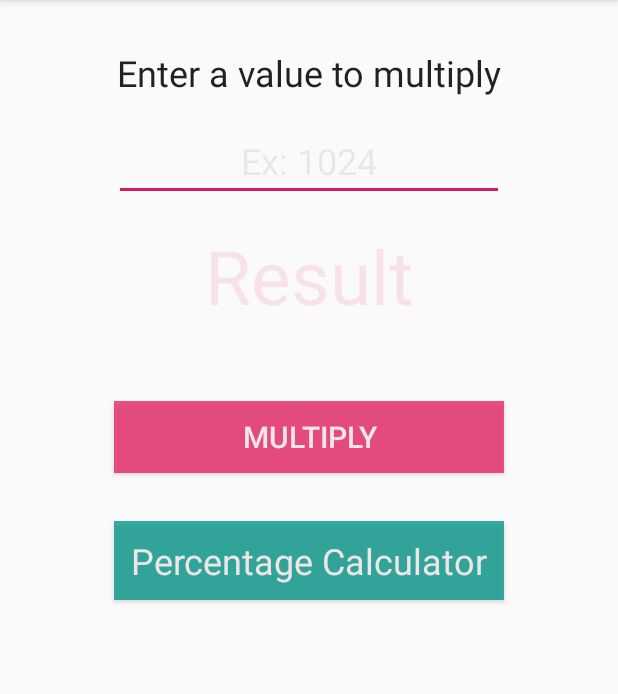
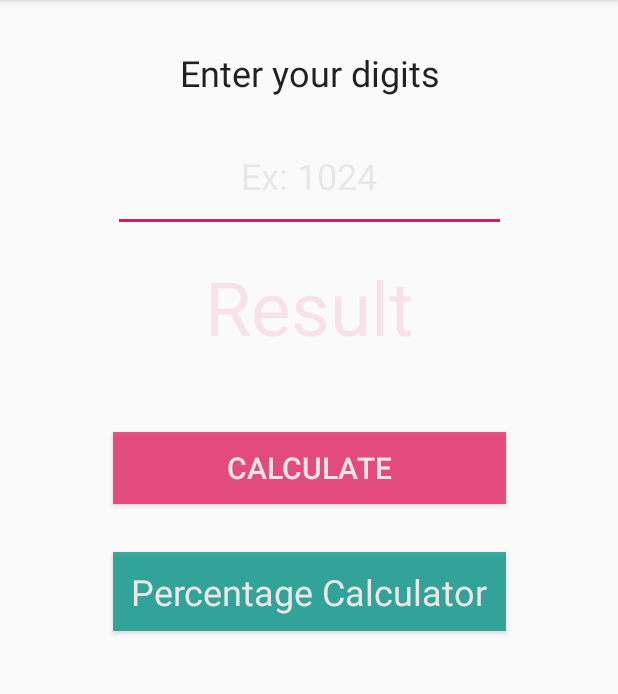
Before and after one commit to EricMbouwe/Basics, an Android app: the screen it shows after launch (MainActivity), on a phone screen of 412 x 824 dp, the part 84-778 px from its top. Run offline under Robolectric (Android 15) with nearby library versions, the phone set to English and light mode, and no system bars.

```diff
--- a/app/src/main/java/com/lecslt/basics/SplashScreeenActivity.java
+++ b/app/src/main/java/com/lecslt/basics/SplashScreeenActivity.java
@@ -7,7 +7,7 @@ import android.os.Bundle;
 
 public class SplashScreeenActivity extends AppCompatActivity {
 
-    private final  int SPLASH_SCREEN_TIMEOUT = 2000;
+    private final  int SPLASH_SCREEN_TIMEOUT = 500;
 
     @Override
     protected void onCreate(Bundle savedInstanceState) {
--- a/app/src/main/res/layout/activity_percentage.xml
+++ b/app/src/main/res/layout/activity_percentage.xml
@@ -107,7 +107,7 @@
         android:layout_marginTop="40dp"
         android:background="#FC009688"
         android:padding="10dp"
-        android:text="@string/calculate"
+        android:text="@string/calculate_percentage"
         android:textColor="#F8F5FAF9"
         android:textSize="24sp"
         app:layout_constraintEnd_toEndOf="@+id/number_text"
--- a/app/src/main/res/layout/activity_splash_screeen.xml
+++ b/app/src/main/res/layout/activity_splash_screeen.xml
@@ -4,7 +4,7 @@
     xmlns:tools="http://schemas.android.com/tools"
     android:layout_width="match_parent"
     android:layout_height="match_parent"
-    android:background="#FA009688"
+    android:background="#FC000000"
     tools:context=".SplashScreeenActivity">
 
     <ImageView
--- a/app/src/main/res/layout/content_main.xml
+++ b/app/src/main/res/layout/content_main.xml
@@ -26,8 +26,8 @@
 
     <EditText
         android:id="@+id/text_value"
-        android:layout_width="260dp"
-        android:layout_height="wrap_content"
+        android:layout_width="262dp"
+        android:layout_height="74dp"
         android:layout_marginTop="16dp"
         android:ems="10"
         android:hint="@string/ex_25"
@@ -63,7 +63,7 @@
         android:layout_marginTop="50dp"
         android:background="#BFE91E63"
         android:padding="10dp"
-        android:text="@string/multiply"
+        android:text="@string/calculate_percentage"
         android:textAlignment="center"
         android:textColor="#FAF0EAEA"
         android:textSize="20sp"
--- a/app/src/main/res/values/strings.xml
+++ b/app/src/main/res/values/strings.xml
@@ -1,14 +1,14 @@
 <resources>
     <string name="app_name">Basics</string>
     <string name="action_settings">Settings</string>
-    <string name="enter_a_value">Enter a value to multiply</string>
+    <string name="enter_a_value">Enter your digits</string>
     <string name="ex_25">Ex: 1024 </string>
     <string name="result">Result</string>
-    <string name="multiply">Multiply</string>
+    <string name="calculate_operations">Calculate</string>
     <string name="percentage_calculator">Percentage Calculator</string>
     <string name="what_is">What is</string>
     <string name="of">Of</string>
     <string name="percentage_symbol">%</string>
-    <string name="calculate">Calculate</string>
+    <string name="calculate_percentage">Calculate</string>
     <string name="logo">logo</string>
 </resources>
```
Also changed, not shown: app/src/main/java/com/lecslt/basics/MainActivity.java (+13 -2 lines).
